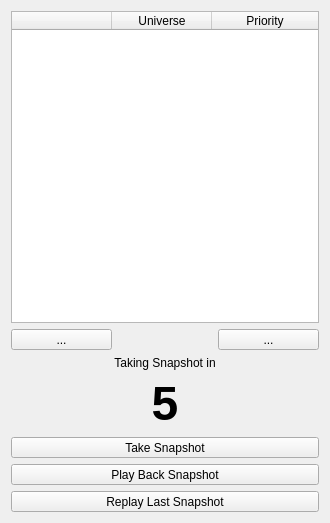
The window that ui/snapshot.ui (docsteer/sacnview) describes before a commit, drawn with Qt 5.
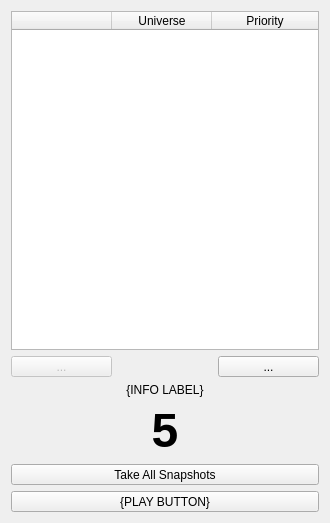
The same window after the commit. Icons and pictures are not drawn. Custom widgets are drawn as their Qt base class.

Commit message: Logic clean up, add individual snapshot buttons

Diff of the .ui file:
```diff
--- a/ui/snapshot.ui
+++ b/ui/snapshot.ui
@@ -17,7 +17,7 @@
    <iconset resource="../res/resources.qrc">
     <normaloff>:/icons/snapshot.png</normaloff>:/icons/snapshot.png</iconset>
   </property>
-  <layout class="QVBoxLayout" name="verticalLayout" stretch="1,0,0,0,0,0,0">
+  <layout class="QVBoxLayout" name="verticalLayout" stretch="1,0,0,0,0,0">
    <item>
     <widget class="QTableWidget" name="tableWidget">
      <property name="sizePolicy">
@@ -62,6 +62,9 @@
     <layout class="QHBoxLayout" name="horizontalLayout">
      <item>
       <widget class="QToolButton" name="btnRemoveRow">
+       <property name="enabled">
+        <bool>false</bool>
+       </property>
        <property name="sizePolicy">
         <sizepolicy hsizetype="MinimumExpanding" vsizetype="Preferred">
          <horstretch>0</horstretch>
@@ -130,7 +133,7 @@
       </sizepolicy>
      </property>
      <property name="text">
-      <string>Taking Snapshot in</string>
+      <string>{INFO LABEL}</string>
      </property>
      <property name="alignment">
       <set>Qt::AlignCenter</set>
@@ -173,7 +176,7 @@
       </sizepolicy>
      </property>
      <property name="text">
-      <string>Take Snapshot</string>
+      <string>Take All Snapshots</string>
      </property>
      <property name="icon">
       <iconset resource="../res/resources.qrc">
@@ -199,37 +202,7 @@
       </sizepolicy>
      </property>
      <property name="text">
-      <string>Play Back Snapshot</string>
-     </property>
-     <property name="icon">
-      <iconset resource="../res/resources.qrc">
-       <normaloff>:/icons/play.png</normaloff>:/icons/play.png</iconset>
-     </property>
-     <property name="iconSize">
-      <size>
-       <width>32</width>
-       <height>32</height>
-      </size>
-     </property>
-     <property name="toolButtonStyle">
-      <enum>Qt::ToolButtonTextUnderIcon</enum>
-     </property>
-    </widget>
-   </item>
-   <item>
-    <widget class="QToolButton" name="btnReplay">
-     <property name="sizePolicy">
-      <sizepolicy hsizetype="MinimumExpanding" vsizetype="Preferred">
-       <horstretch>0</horstretch>
-       <verstretch>0</verstretch>
-      </sizepolicy>
-     </property>
-     <property name="text">
-      <string>Replay Last Snapshot</string>
-     </property>
-     <property name="icon">
-      <iconset resource="../res/resources.qrc">
-       <normaloff>:/icons/play.png</normaloff>:/icons/play.png</iconset>
+      <string>{PLAY BUTTON}</string>
      </property>
      <property name="iconSize">
       <size>
@@ -244,6 +217,18 @@
    </item>
   </layout>
  </widget>
+ <customwidgets>
+  <customwidget>
+   <class>Snapshot::PlaybackBtn</class>
+   <extends>QToolButton</extends>
+   <header>snapshot.h</header>
+  </customwidget>
+  <customwidget>
+   <class>Snapshot::InfoLbl</class>
+   <extends>QLabel</extends>
+   <header>snapshot.h</header>
+  </customwidget>
+ </customwidgets>
  <resources>
   <include location="../res/resources.qrc"/>
  </resources>
```
Left out of the diff: 4 changed lines with no effect on the pictures. The commit also changes 9 other files.
